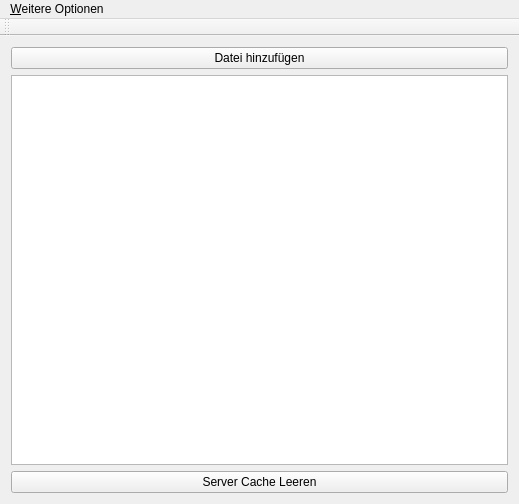
First picture: the form in mainwindow.ui, repository FAUSheppy/speech-server-client-qt, before the edit.
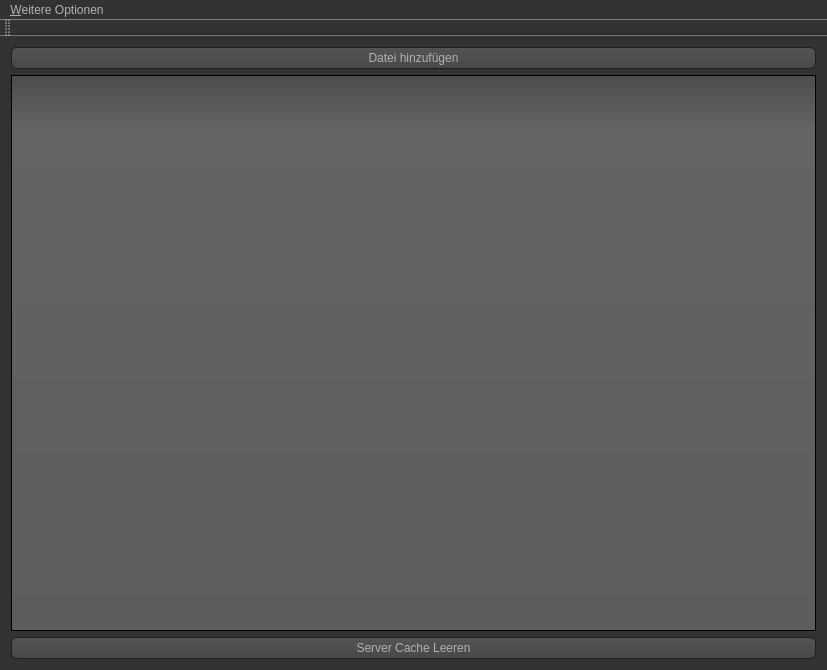
Second picture: the form after the edit. Icons and pictures are not drawn.

```diff
--- a/mainwindow.ui
+++ b/mainwindow.ui
@@ -6,13 +6,474 @@
    <rect>
     <x>0</x>
     <y>0</y>
-    <width>519</width>
-    <height>504</height>
+    <width>827</width>
+    <height>670</height>
    </rect>
   </property>
   <property name="windowTitle">
    <string>MainWindow</string>
   </property>
+  <property name="styleSheet">
+   <string notr="true">QToolTip
+{
+     border: 1px solid black;
+     background-color: #ffa02f;
+     padding: 1px;
+     border-radius: 3px;
+     opacity: 100;
+}
+
+QWidget
+{
+    color: #b1b1b1;
+    background-color: #323232;
+}
+
+QWidget:item:hover
+{
+    background-color: QLinearGradient( x1: 0, y1: 0, x2: 0, y2: 1, stop: 0 #ffa02f, stop: 1 #ca0619);
+    color: #000000;
+}
+
+QWidget:item:selected
+{
+    background-color: QLinearGradient( x1: 0, y1: 0, x2: 0, y2: 1, stop: 0 #ffa02f, stop: 1 #d7801a);
+}
+
+QMenuBar::item
+{
+    background: transparent;
+}
+
+QMenuBar::item:selected
+{
+    background: transparent;
+    border: 1px solid #ffaa00;
+}
+
+QMenuBar::item:pressed
+{
+    background: #444;
+    border: 1px solid #000;
+    background-color: QLinearGradient(
+        x1:0, y1:0,
+        x2:0, y2:1,
+        stop:1 #212121,
+        stop:0.4 #343434/*,
+        stop:0.2 #343434,
+        stop:0.1 #ffaa00*/
+    );
+    margin-bottom:-1px;
+    padding-bottom:1px;
+}
+
+QMenu
+{
+    border: 1px solid #000;
+}
+
+QMenu::item
+{
+    padding: 2px 20px 2px 20px;
+}
+
+QMenu::item:selected
+{
+    color: #000000;
+}
+
+QWidget:disabled
+{
+    color: #404040;
+    background-color: #323232;
+}
+
+QAbstractItemView
+{
+    background-color: QLinearGradient( x1: 0, y1: 0, x2: 0, y2: 1, stop: 0 #4d4d4d, stop: 0.1 #646464, stop: 1 #5d5d5d);
+}
+
+QWidget:focus
+{
+    /*border: 2px solid QLinearGradient( x1: 0, y1: 0, x2: 0, y2: 1, stop: 0 #ffa02f, stop: 1 #d7801a);*/
+}
+
+QLineEdit
+{
+    background-color: QLinearGradient( x1: 0, y1: 0, x2: 0, y2: 1, stop: 0 #4d4d4d, stop: 0 #646464, stop: 1 #5d5d5d);
+    padding: 1px;
+    border-style: solid;
+    border: 1px solid #1e1e1e;
+    border-radius: 5;
+}
+
+QPushButton
+{
+    color: #b1b1b1;
+    background-color: QLinearGradient( x1: 0, y1: 0, x2: 0, y2: 1, stop: 0 #565656, stop: 0.1 #525252, stop: 0.5 #4e4e4e, stop: 0.9 #4a4a4a, stop: 1 #464646);
+    border-width: 1px;
+    border-color: #1e1e1e;
+    border-style: solid;
+    border-radius: 6;
+    padding: 3px;
+    font-size: 12px;
+    padding-left: 5px;
+    padding-right: 5px;
+}
+
+QPushButton:pressed
+{
+    background-color: QLinearGradient( x1: 0, y1: 0, x2: 0, y2: 1, stop: 0 #2d2d2d, stop: 0.1 #2b2b2b, stop: 0.5 #292929, stop: 0.9 #282828, stop: 1 #252525);
+}
+
+QComboBox
+{
+    selection-background-color: #ffaa00;
+    background-color: QLinearGradient( x1: 0, y1: 0, x2: 0, y2: 1, stop: 0 #565656, stop: 0.1 #525252, stop: 0.5 #4e4e4e, stop: 0.9 #4a4a4a, stop: 1 #464646);
+    border-style: solid;
+    border: 1px solid #1e1e1e;
+    border-radius: 5;
+}
+
+QComboBox:hover,QPushButton:hover
+{
+    border: 2px solid QLinearGradient( x1: 0, y1: 0, x2: 0, y2: 1, stop: 0 #ffa02f, stop: 1 #d7801a);
+}
+
+
+QComboBox:on
+{
+    padding-top: 3px;
+    padding-left: 4px;
+    background-color: QLinearGradient( x1: 0, y1: 0, x2: 0, y2: 1, stop: 0 #2d2d2d, stop: 0.1 #2b2b2b, stop: 0.5 #292929, stop: 0.9 #282828, stop: 1 #252525);
+    selection-background-color: #ffaa00;
+}
+
+QComboBox QAbstractItemView
+{
+    border: 2px solid darkgray;
+    selection-background-color: QLinearGradient( x1: 0, y1: 0, x2: 0, y2: 1, stop: 0 #ffa02f, stop: 1 #d7801a);
+}
+
+QComboBox::drop-down
+{
+     subcontrol-origin: padding;
+     subcontrol-position: top right;
+     width: 15px;
+
+     border-left-width: 0px;
+     border-left-color: darkgray;
+     border-left-style: solid; /* just a single line */
+     border-top-right-radius: 3px; /* same radius as the QComboBox */
+     border-bottom-right-radius: 3px;
+ }
+
+QComboBox::down-arrow
+{
+     image: url(:/down_arrow.png);
+}
+
+QGroupBox:focus
+{
+border: 2px solid QLinearGradient( x1: 0, y1: 0, x2: 0, y2: 1, stop: 0 #ffa02f, stop: 1 #d7801a);
+}
+
+QTextEdit:focus
+{
+    border: 2px solid QLinearGradient( x1: 0, y1: 0, x2: 0, y2: 1, stop: 0 #ffa02f, stop: 1 #d7801a);
+}
+
+QScrollBar:horizontal {
+     border: 1px solid #222222;
+     background: QLinearGradient( x1: 0, y1: 0, x2: 0, y2: 1, stop: 0.0 #121212, stop: 0.2 #282828, stop: 1 #484848);
+     height: 7px;
+     margin: 0px 16px 0 16px;
+}
+
+QScrollBar::handle:horizontal
+{
+      background: QLinearGradient( x1: 0, y1: 0, x2: 1, y2: 0, stop: 0 #ffa02f, stop: 0.5 #d7801a, stop: 1 #ffa02f);
+      min-height: 20px;
+      border-radius: 2px;
+}
+
+QScrollBar::add-line:horizontal {
+      border: 1px solid #1b1b19;
+      border-radius: 2px;
+      background: QLinearGradient( x1: 0, y1: 0, x2: 1, y2: 0, stop: 0 #ffa02f, stop: 1 #d7801a);
+      width: 14px;
+      subcontrol-position: right;
+      subcontrol-origin: margin;
+}
+
+QScrollBar::sub-line:horizontal {
+      border: 1px solid #1b1b19;
+      border-radius: 2px;
+      background: QLinearGradient( x1: 0, y1: 0, x2: 1, y2: 0, stop: 0 #ffa02f, stop: 1 #d7801a);
+      width: 14px;
+     subcontrol-position: left;
+     subcontrol-origin: margin;
+}
+
+QScrollBar::right-arrow:horizontal, QScrollBar::left-arrow:horizontal
+{
+      border: 1px solid black;
+      width: 1px;
+      height: 1px;
+      background: white;
+}
+
+QScrollBar::add-page:horizontal, QScrollBar::sub-page:horizontal
+{
+      background: none;
+}
+
+QScrollBar:vertical
+{
+      background: QLinearGradient( x1: 0, y1: 0, x2: 1, y2: 0, stop: 0.0 #121212, stop: 0.2 #282828, stop: 1 #484848);
+      width: 7px;
+      margin: 16px 0 16px 0;
+      border: 1px solid #222222;
+}
+
+QScrollBar::handle:vertical
+{
+      background: QLinearGradient( x1: 0, y1: 0, x2: 0, y2: 1, stop: 0 #ffa02f, stop: 0.5 #d7801a, stop: 1 #ffa02f);
+      min-height: 20px;
+      border-radius: 2px;
+}
+
+QScrollBar::add-line:vertical
+{
+      border: 1px solid #1b1b19;
+      border-radius: 2px;
+      background: QLinearGradient( x1: 0, y1: 0, x2: 0, y2: 1, stop: 0 #ffa02f, stop: 1 #d7801a);
+      height: 14px;
+      subcontrol-position: bottom;
+      subcontrol-origin: margin;
+}
+
+QScrollBar::sub-line:vertical
+{
+      border: 1px solid #1b1b19;
+      border-radius: 2px;
+      background: QLinearGradient( x1: 0, y1: 0, x2: 0, y2: 1, stop: 0 #d7801a, stop: 1 #ffa02f);
+      height: 14px;
+      subcontrol-position: top;
+      subcontrol-origin: margin;
+}
+
+QScrollBar::up-arrow:vertical, QScrollBar::down-arrow:vertical
+{
+      border: 1px solid black;
+      width: 1px;
+      height: 1px;
+      background: white;
+}
+
+
+QScrollBar::add-page:vertical, QScrollBar::sub-page:vertical
+{
+      background: none;
+}
+
+QTextEdit
+{
+    background-color: #242424;
+}
+
+QPlainTextEdit
+{
+    background-color: #242424;
+}
+
+QHeaderView::section
+{
+    background-color: QLinearGradient(x1:0, y1:0, x2:0, y2:1, stop:0 #616161, stop: 0.5 #505050, stop: 0.6 #434343, stop:1 #656565);
+    color: white;
+    padding-left: 4px;
+    border: 1px solid #6c6c6c;
+}
+
+QCheckBox:disabled
+{
+color: #414141;
+}
+
+QDockWidget::title
+{
+    text-align: center;
+    spacing: 3px; /* spacing between items in the tool bar */
+    background-color: QLinearGradient(x1:0, y1:0, x2:0, y2:1, stop:0 #323232, stop: 0.5 #242424, stop:1 #323232);
+}
+
+QDockWidget::close-button, QDockWidget::float-button
+{
+    text-align: center;
+    spacing: 1px; /* spacing between items in the tool bar */
+    background-color: QLinearGradient(x1:0, y1:0, x2:0, y2:1, stop:0 #323232, stop: 0.5 #242424, stop:1 #323232);
+}
+
+QDockWidget::close-button:hover, QDockWidget::float-button:hover
+{
+    background: #242424;
+}
+
+QDockWidget::close-button:pressed, QDockWidget::float-button:pressed
+{
+    padding: 1px -1px -1px 1px;
+}
+
+QMainWindow::separator
+{
+    background-color: QLinearGradient(x1:0, y1:0, x2:0, y2:1, stop:0 #161616, stop: 0.5 #151515, stop: 0.6 #212121, stop:1 #343434);
+    color: white;
+    padding-left: 4px;
+    border: 1px solid #4c4c4c;
+    spacing: 3px; /* spacing between items in the tool bar */
+}
+
+QMainWindow::separator:hover
+{
+
+    background-color: QLinearGradient(x1:0, y1:0, x2:0, y2:1, stop:0 #d7801a, stop:0.5 #b56c17 stop:1 #ffa02f);
+    color: white;
+    padding-left: 4px;
+    border: 1px solid #6c6c6c;
+    spacing: 3px; /* spacing between items in the tool bar */
+}
+
+QToolBar::handle
+{
+     spacing: 3px; /* spacing between items in the tool bar */
+     background: url(:/images/handle.png);
+}
+
+QMenu::separator
+{
+    height: 2px;
+    background-color: QLinearGradient(x1:0, y1:0, x2:0, y2:1, stop:0 #161616, stop: 0.5 #151515, stop: 0.6 #212121, stop:1 #343434);
+    color: white;
+    padding-left: 4px;
+    margin-left: 10px;
+    margin-right: 5px;
+}
+
+QProgressBar
+{
+    border: 2px solid grey;
+    border-radius: 5px;
+    text-align: center;
+}
+
+QProgressBar::chunk
+{
+    background-color: #d7801a;
+    width: 2.15px;
+    margin: 0.5px;
+}
+
+QTabBar::tab {
+    color: #b1b1b1;
+    border: 1px solid #444;
+    border-bottom-style: none;
+    background-color: #323232;
+    padding-left: 10px;
+    padding-right: 10px;
+    padding-top: 3px;
+    padding-bottom: 2px;
+    margin-right: -1px;
+}
+
+QTabWidget::pane {
+    border: 1px solid #444;
+    top: 1px;
+}
+
+QTabBar::tab:last
+{
+    margin-right: 0; /* the last selected tab has nothing to overlap with on the right */
+    border-top-right-radius: 3px;
+}
+
+QTabBar::tab:first:!selected
+{
+ margin-left: 0px; /* the last selected tab has nothing to overlap with on the right */
+
+
+    border-top-left-radius: 3px;
+}
+
+QTabBar::tab:!selected
+{
+    color: #b1b1b1;
+    border-bottom-style: solid;
+    margin-top: 3px;
+    background-color: QLinearGradient(x1:0, y1:0, x2:0, y2:1, stop:1 #212121, stop:.4 #343434);
+}
+
+QTabBar::tab:selected
+{
+    border-top-left-radius: 3px;
+    border-top-right-radius: 3px;
+    margin-bottom: 0px;
+}
+
+QTabBar::tab:!selected:hover
+{
+    /*border-top: 2px solid #ffaa00;
+    padding-bottom: 3px;*/
+    border-top-left-radius: 3px;
+    border-top-right-radius: 3px;
+    background-color: QLinearGradient(x1:0, y1:0, x2:0, y2:1, stop:1 #212121, stop:0.4 #343434, stop:0.2 #343434, stop:0.1 #ffaa00);
+}
+
+QRadioButton::indicator:checked, QRadioButton::indicator:unchecked{
+    color: #b1b1b1;
+    background-color: #323232;
+    border: 1px solid #b1b1b1;
+    border-radius: 6px;
+}
+
+QRadioButton::indicator:checked
+{
+    background-color: qradialgradient(
+        cx: 0.5, cy: 0.5,
+        fx: 0.5, fy: 0.5,
+        radius: 1.0,
+        stop: 0.25 #ffaa00,
+        stop: 0.3 #323232
+    );
+}
+
+QCheckBox::indicator{
+    color: #b1b1b1;
+    background-color: #323232;
+    border: 1px solid #b1b1b1;
+    width: 9px;
+    height: 9px;
+}
+
+QRadioButton::indicator
+{
+    border-radius: 6px;
+}
+
+QRadioButton::indicator:hover, QCheckBox::indicator:hover
+{
+    border: 1px solid #ffaa00;
+}
+
+QCheckBox::indicator:checked
+{
+    image:url(:/images/checkbox.png);
+}
+
+QCheckBox::indicator:disabled, QRadioButton::indicator:disabled
+{
+    border: 1px solid #444;
+}</string>
+  </property>
   <widget class="QWidget" name="centralWidget">
    <layout class="QGridLayout" name="gridLayout">
     <item row="0" column="0">
@@ -39,7 +500,7 @@
     <rect>
      <x>0</x>
      <y>0</y>
-     <width>519</width>
+     <width>827</width>
      <height>20</height>
     </rect>
    </property>
```
Left out of the diff: 6 changed lines with no effect on the pictures.
